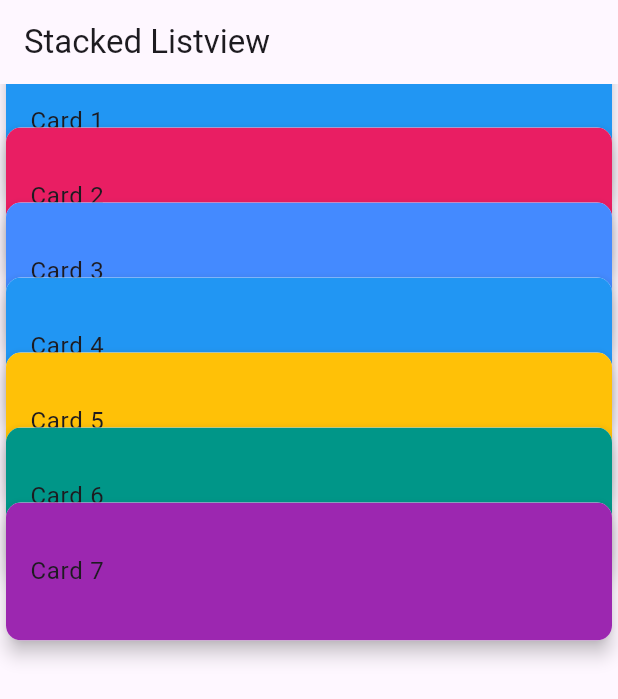
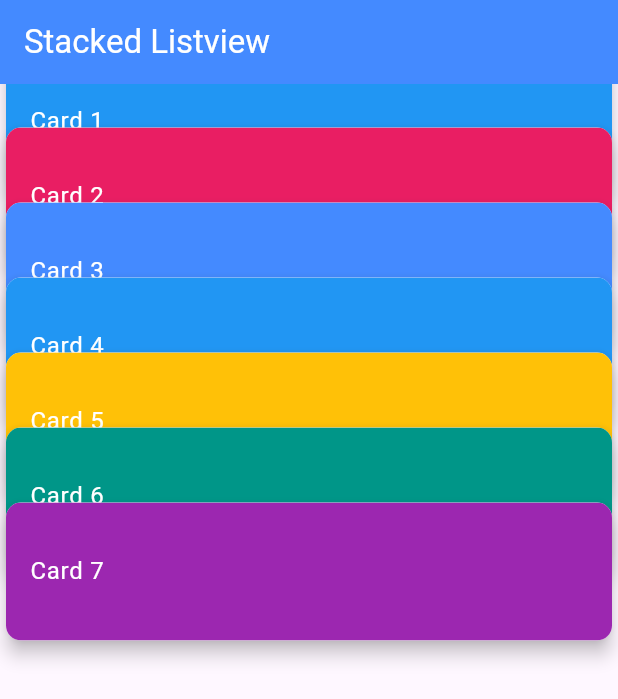
Before and after one commit to mustafahsalama/pick_a_card, a Flutter app: the screen it shows after launch, on a phone screen of 412 x 824 dp. Shown: the top 699 px of the screen. Run offline on Flutter 3.47's test engine with Material 3 defaults, Android fonts, the phone set to English and light mode, and no system bars; our stand-ins replace flutter_credit_card.

Commit message:
add app bar color

```diff
--- a/lib/list.dart
+++ b/lib/list.dart
@@ -56,7 +56,15 @@ int?  selectedIndex;
   Widget build(BuildContext context) {
     return Scaffold(
       appBar: AppBar(
-        title: const Text("Stacked Listview"),
+        backgroundColor:  Colors.blueAccent,
+        title:
+         const Text("Stacked Listview",
+
+         style: TextStyle(
+          color: Colors.white
+         ),
+
+         ),
       ),
       body:NotificationListener<ScrollNotification>(
           onNotification: (ScrollNotification notification) {
@@ -108,7 +116,12 @@ animation: _animation!,
                     ),
                     tileColor:cardData[index].$2 as Color,
 
-                    title: Text(cardData[index].$1),
+                    title: Text(cardData[index].$1,
+
+                    style: const TextStyle(
+                      color: Colors.white
+                    ),
+                    ),
                         ),
 
 
```
